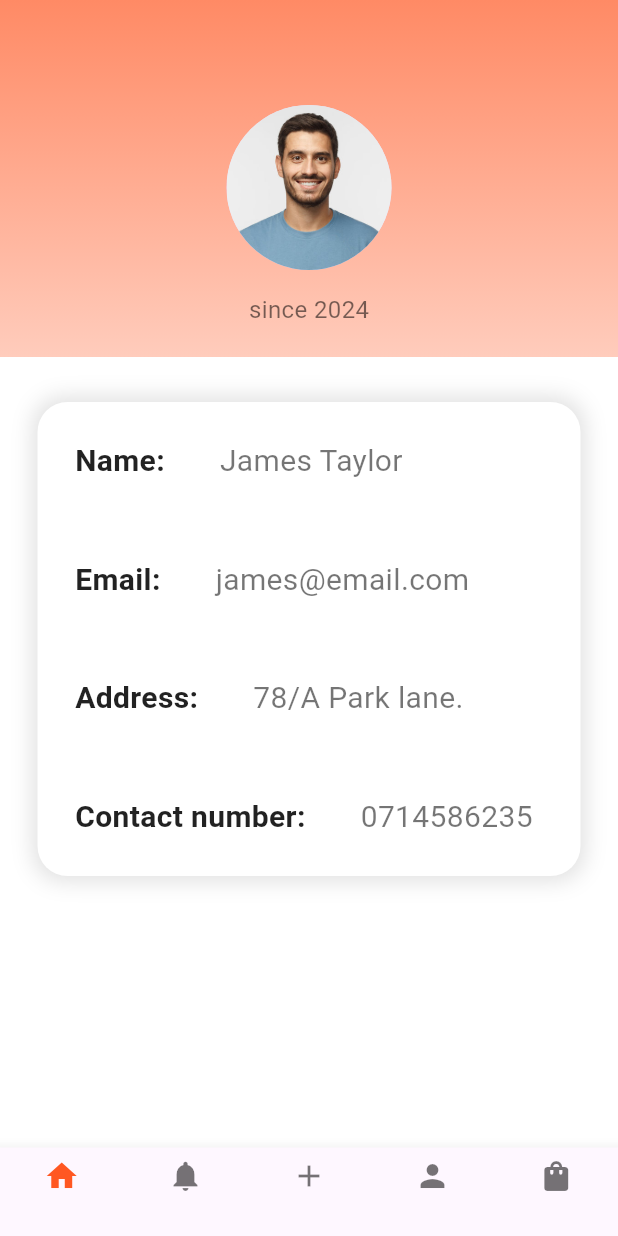
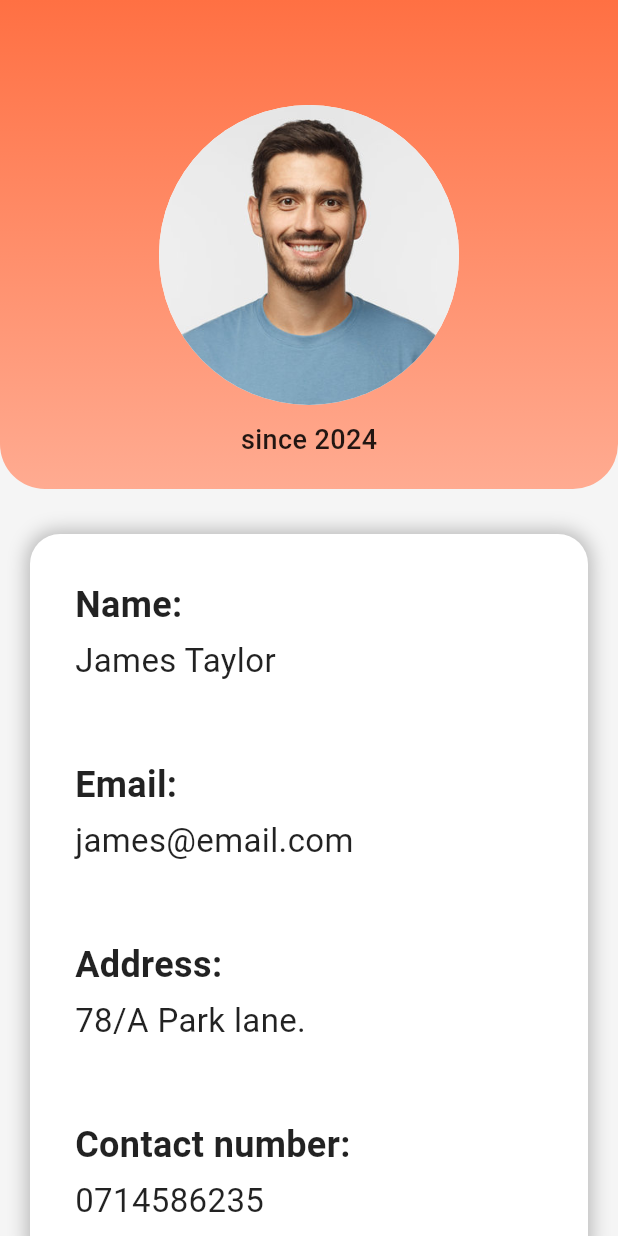
Before and after one commit to Chandupa04/furrpal, a Flutter app: the UserDetailsPage screen opened directly, on a phone screen of 412 x 824 dp. Run offline on Flutter 3.47's test engine with Material 3 defaults, Android fonts, the phone set to English and light mode, and no system bars; our stand-ins replace flutter_screenutil; missing offline and left inert: custom_check_box, platform_text.

Commit message:
Userdetails_page

```diff
--- a/lib/features/home/presentation/pages/userdetails_page.dart
+++ b/lib/features/home/presentation/pages/userdetails_page.dart
@@ -14,12 +14,25 @@ class UserDetailsApp extends StatelessWidget {
   }
 }
 
-class UserDetailsPage extends StatelessWidget {
+class UserDetailsPage extends StatefulWidget {
+  @override
+  _UserDetailsPageState createState() => _UserDetailsPageState();
+}
+
+class _UserDetailsPageState extends State<UserDetailsPage> {
+  String name = "James Taylor";
+  String email = "james@email.com";
+  String address = "78/A Park lane.";
+  String contact = "0714586235";
+  String since = "since 2024";
+  String imagePath = "assets/images/man.jpg";
+
   @override
   Widget build(BuildContext context) {
     return Scaffold(
-      backgroundColor: Colors.white,
-      body: Column(
+      backgroundColor: Colors.grey[100],
+      body: SingleChildScrollView(
+        child: Column(
           children: [
             // Gradient Background
             Container(
@@ -27,22 +40,32 @@ class UserDetailsPage extends StatelessWidget {
               padding: EdgeInsets.only(top: 70, bottom: 20),
               decoration: BoxDecoration(
                 gradient: LinearGradient(
-                colors: [Colors.deepOrange.shade300, Colors.deepOrange.shade100],
+                  colors: [Colors.deepOrange.shade400, Colors.deepOrange.shade200],
                   begin: Alignment.topCenter,
                   end: Alignment.bottomCenter,
+                ),
+                borderRadius: BorderRadius.only(
+                  bottomLeft: Radius.circular(30),
+                  bottomRight: Radius.circular(30),
                 ),
               ),
               child: Column(
                 children: [
-                // Profile Picture
+                  Stack(
+                    alignment: Alignment.center,
+                    children: [
                       CircleAvatar(
-                  radius: 55,
-                  backgroundImage: AssetImage("assets/images/man.jpg"), // Change this to your image path
+                        radius: 100, // Increased radius to make the image larger
+                        backgroundImage: AssetImage(imagePath),
+                        backgroundColor: Colors.white,
                       ),
-                SizedBox(height: 15),
+                    ],
+                  ),
+                  SizedBox(height: 10),
+                  // Display 'since' without edit icon
                   Text(
-                  "since 2024",
-                  style: TextStyle(color: Colors.black54, fontSize: 16),
+                    since,
+                    style: TextStyle(color: Colors.black87, fontSize: 18, fontWeight: FontWeight.w500),
                   ),
                 ],
               ),
@@ -50,70 +73,55 @@ class UserDetailsPage extends StatelessWidget {
 
             SizedBox(height: 30),
 
-          // User Details Card (Bigger & More Spacious)
+            // User Details Card (Larger and more spacious)
             Padding(
-            padding: const EdgeInsets.symmetric(horizontal: 25),
+              padding: const EdgeInsets.symmetric(horizontal: 20),
               child: Container(
-              padding: EdgeInsets.all(25),
+                width: double.infinity,
+                padding: EdgeInsets.all(30), // Increased padding for a taller card
                 decoration: BoxDecoration(
                   color: Colors.white,
                   borderRadius: BorderRadius.circular(20),
                   boxShadow: [
                     BoxShadow(
-                    color: Colors.black12,
-                    blurRadius: 12,
-                    spreadRadius: 3,
+                      color: Colors.black26,
+                      blurRadius: 10,
+                      spreadRadius: 2,
                     ),
                   ],
                 ),
                 child: Column(
                   crossAxisAlignment: CrossAxisAlignment.start,
                   children: [
-                  _buildInfoRow("Name", "James Taylor"),
-                  SizedBox(height: 50), // Increased spacing
-                  _buildInfoRow("Email", "james@email.com"),
-                  SizedBox(height: 50),
-                  _buildInfoRow("Address", "78/A Park lane."),
-                  SizedBox(height: 50),
-                  _buildInfoRow("Contact number", "0714586235"),
+                    _buildDetailRow("Name", name),
+                    SizedBox(height: 50), // Increased space between fields
+                    _buildDetailRow("Email", email),
+                    SizedBox(height: 50), // Increased space between fields
+                    _buildDetailRow("Address", address),
+                    SizedBox(height: 50), // Increased space between fields
+                    _buildDetailRow("Contact number", contact),
                   ],
                 ),
               ),
             ),
-
-          Spacer(),
-
-          // Bottom Navigation Bar
-          BottomNavigationBar(
-            type: BottomNavigationBarType.fixed,
-            selectedItemColor: Colors.deepOrange,
-            unselectedItemColor: Colors.black54,
-            items: [
-              BottomNavigationBarItem(icon: Icon(Icons.home), label: ""),
-              BottomNavigationBarItem(icon: Icon(Icons.notifications), label: ""),
-              BottomNavigationBarItem(icon: Icon(Icons.add), label: ""),
-              BottomNavigationBarItem(icon: Icon(Icons.person), label: ""),
-              BottomNavigationBarItem(icon: Icon(Icons.shopping_bag), label: ""),
           ],
         ),
-        ],
       ),
     );
   }
 
-  Widget _buildInfoRow(String label, String value) {
-    return Row(
+  Widget _buildDetailRow(String label, String value) {
+    return Column(
       crossAxisAlignment: CrossAxisAlignment.start,
       children: [
         Text(
-          "$label:       ",
-          style: TextStyle(fontSize: 20, fontWeight: FontWeight.bold, color: Colors.black87),
+          "$label:",
+          style: TextStyle(fontSize: 24, fontWeight: FontWeight.bold, color: Colors.black87),
         ),
-        Expanded(
-          child: Text(
+        SizedBox(height: 5),
+        Text(
           value,
-            style: TextStyle(fontSize: 20, color: Colors.black54),
-          ),
+          style: TextStyle(fontSize: 22, color: Colors.black87),
         ),
       ],
     );
```
Also changed, not shown: 4 other files. Lines whose indentation alone changed are shown as unchanged.
